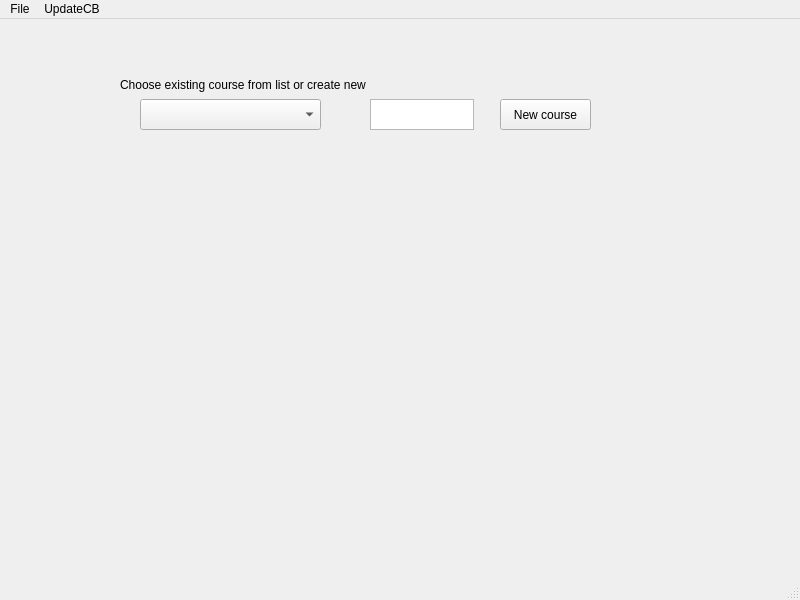
First picture: the form in MainMenuWindow.ui, repository wshknmt/QT-SuperMemo, before the edit.
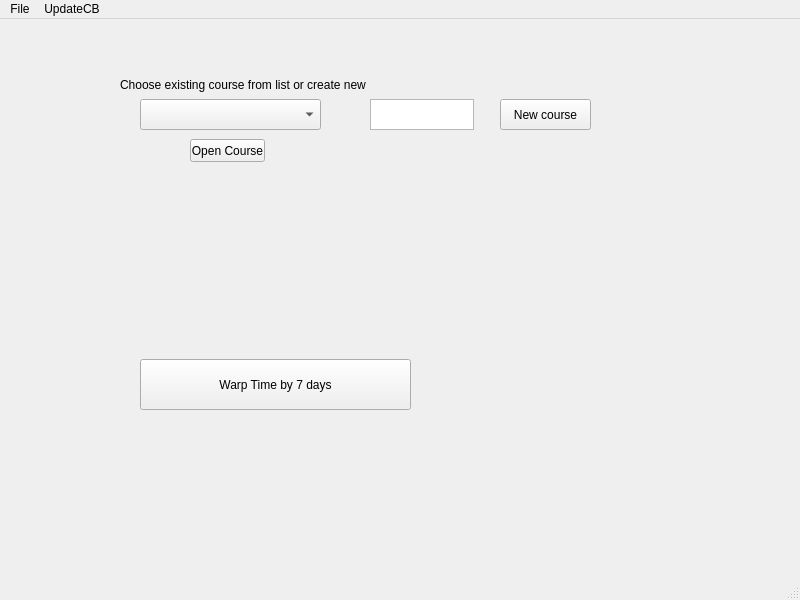
Second picture: the form after the edit.

Commit message: added time warp

```diff
--- a/MainMenuWindow.ui
+++ b/MainMenuWindow.ui
@@ -60,6 +60,32 @@
      <string>New course</string>
     </property>
    </widget>
+   <widget class="QPushButton" name="openCourseButton">
+    <property name="geometry">
+     <rect>
+      <x>190</x>
+      <y>120</y>
+      <width>75</width>
+      <height>23</height>
+     </rect>
+    </property>
+    <property name="text">
+     <string>Open Course</string>
+    </property>
+   </widget>
+   <widget class="QPushButton" name="warpTimeButton">
+    <property name="geometry">
+     <rect>
+      <x>140</x>
+      <y>340</y>
+      <width>271</width>
+      <height>51</height>
+     </rect>
+    </property>
+    <property name="text">
+     <string>Warp Time by 7 days</string>
+    </property>
+   </widget>
   </widget>
   <widget class="QMenuBar" name="menubar">
    <property name="geometry">
```
Left out of the diff: 6 changed lines with no effect on the pictures. The commit also changes 9 other files.
